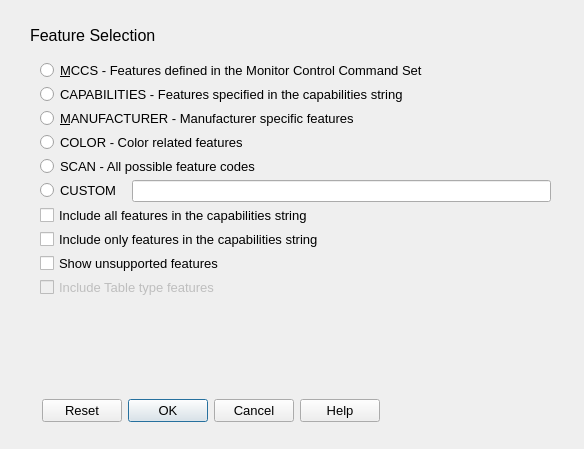
Before: the Qt Designer form src/option_dialogs/feature_selection_dialog.ui in rockowitz/ddcui, drawn with Qt 5.
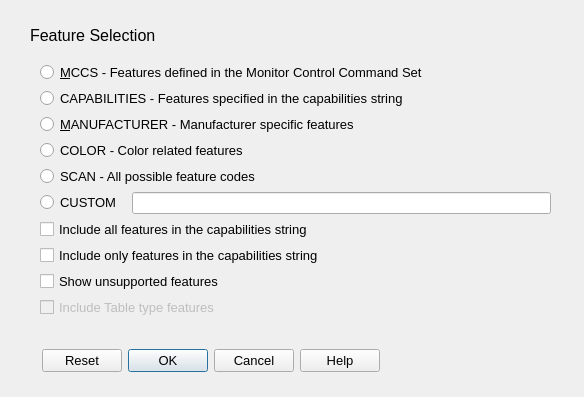
After: the same form once the commit is applied.

Commit message: feature_selection_dialog.ui: - eleiminate errorMsg_label

Diff of the .ui file:
```diff
--- a/src/option_dialogs/feature_selection_dialog.ui
+++ b/src/option_dialogs/feature_selection_dialog.ui
@@ -7,7 +7,7 @@
     <x>0</x>
     <y>0</y>
     <width>584</width>
-    <height>449</height>
+    <height>397</height>
    </rect>
   </property>
   <property name="windowTitle">
@@ -17,7 +17,7 @@
    <property name="geometry">
     <rect>
      <x>40</x>
-     <y>380</y>
+     <y>330</y>
      <width>341</width>
      <height>61</height>
     </rect>
@@ -61,7 +61,7 @@
      <x>40</x>
      <y>60</y>
      <width>511</width>
-     <height>321</height>
+     <height>261</height>
     </rect>
    </property>
    <layout class="QVBoxLayout" name="verticalLayout">
@@ -230,19 +230,6 @@
       </property>
      </widget>
     </item>
-    <item>
-     <widget class="QLabel" name="errorMsg_label">
-      <property name="minimumSize">
-       <size>
-        <width>0</width>
-        <height>48</height>
-       </size>
-      </property>
-      <property name="text">
-       <string/>
-      </property>
-     </widget>
-    </item>
    </layout>
   </widget>
  </widget>
```
Lines whose indentation alone changed are shown as unchanged.
